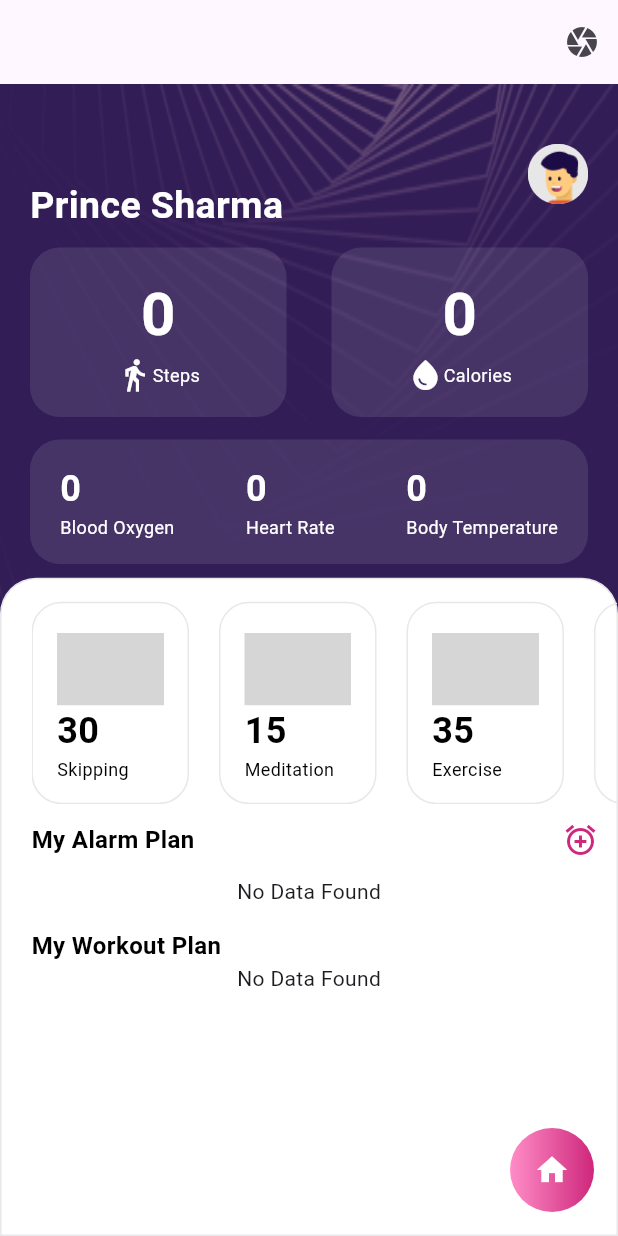
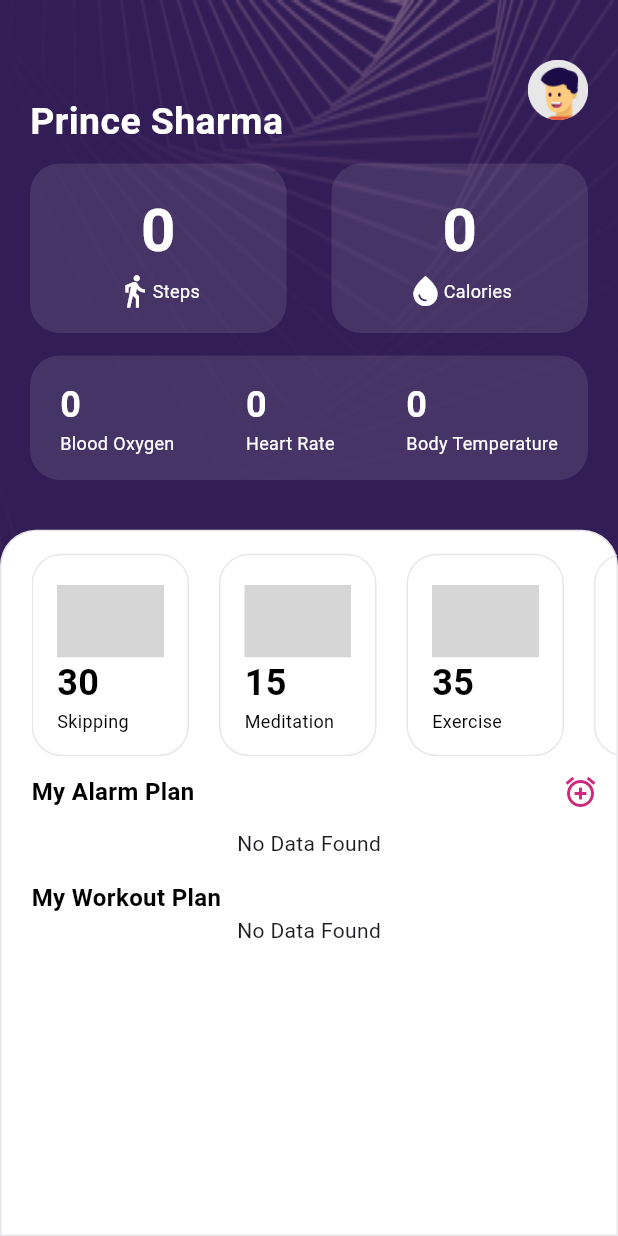
Before and after one commit to Princeish07/sweatSmart, a Flutter app: the HomeScreen screen opened directly, on a phone screen of 412 x 824 dp. Run offline on Flutter 3.47's test engine with Material 3 defaults, Android fonts, the phone set to English and light mode, and no system bars; drawn by our look-alikes of toastification; our stand-ins replace bloc, cloud_firestore, dio, equatable, firebase_auth, firebase_core and 12 more; missing offline and left inert: alarm, android_alarm_manager_plus, dart:ffi, day_picker, duration_picker, health and 1 more; accounts and stored records are empty; network calls fail; grey boxes are pictures that could not be loaded.

Commit message:
ui fixes

```diff
--- a/lib/main.dart
+++ b/lib/main.dart
@@ -22,6 +22,7 @@ import 'package:sweat_smart/ui/login/bloc/login_state.dart';
 import 'package:sweat_smart/ui/login/login_screen.dart';
 import 'package:sweat_smart/ui/register/bloc/register_bloc.dart';
 import 'package:sweat_smart/ui/running_excercise/bloc/running_exercise_bloc.dart';
+import 'package:sweat_smart/ui/splash/SliverScreen.dart';
 import 'package:sweat_smart/ui/splash/bloc/splash_bloc.dart';
 import 'package:sweat_smart/ui/splash/splash.dart';
 import 'package:firebase_core/firebase_core.dart';
@@ -124,7 +125,7 @@ class MyApp extends StatelessWidget {
           colorScheme: ColorScheme.fromSeed(seedColor: Colors.deepPurple),
           useMaterial3: true,
         ),
-        home: const SplashScreen(),
+        home: const SliverDemo(),
 
       ),
     )
--- a/lib/ui/home/ui/home_screen.dart
+++ b/lib/ui/home/ui/home_screen.dart
@@ -61,30 +61,30 @@ class _HomeScreenState extends State<HomeScreen> {
           return SafeArea(
             child: Stack(children: [
               Scaffold(
-                appBar: AppBar(actions: [IconButton(onPressed: (){
-                Navigator.push(context, MaterialPageRoute(builder: (context)=> PoseDetectorView()));
-                }, icon: const Icon(Icons.camera))],),
-                floatingActionButton: Container(
-                  decoration: const BoxDecoration(
-                    gradient: LinearGradient(
-                      colors: [
-                        Color(AppColors.lightPink),
-                        Color(AppColors.darkPink),
-                      ],
-                    ),
-                    shape: BoxShape.circle,
-                  ),
-                  child: FloatingActionButton(
-                      onPressed: () {
-                        Navigator.push(context, MaterialPageRoute(builder: (context)=>CreateWorkOutPlanScreen()));
-                      },
-                      backgroundColor: Colors.transparent,
-                      elevation: 0,
-                      child: Icon(
-                        Icons.home,
-                        color: Colors.white,
-                      )),
-                ),
+                // appBar: AppBar(actions: [IconButton(onPressed: (){
+                // Navigator.push(context, MaterialPageRoute(builder: (context)=> PoseDetectorView()));
+                // }, icon: const Icon(Icons.camera))],),
+                // floatingActionButton: Container(
+                //   decoration: const BoxDecoration(
+                //     gradient: LinearGradient(
+                //       colors: [
+                //         Color(AppColors.lightPink),
+                //         Color(AppColors.darkPink),
+                //       ],
+                //     ),
+                //     shape: BoxShape.circle,
+                //   ),
+                //   child: FloatingActionButton(
+                //       onPressed: () {
+                //         Navigator.push(context, MaterialPageRoute(builder: (context)=>CreateWorkOutPlanScreen()));
+                //       },
+                //       backgroundColor: Colors.transparent,
+                //       elevation: 0,
+                //       child: Icon(
+                //         Icons.home,
+                //         color: Colors.white,
+                //       )),
+                // ),
                 body: BlocListener<HomeBloc, HomeApiState>(
                   listener: (context, state) {
                     if (state.logoutResponse == true) {
@@ -102,7 +102,9 @@ class _HomeScreenState extends State<HomeScreen> {
                       return old != new1;
                     },
                     builder: (context, state) {
-                      return LayoutBuilder(
+                      return
+
+                          LayoutBuilder(
                               builder: (context, BoxConstraints constraints) {
                                 return Stack(
                                   children: [
@@ -216,6 +218,7 @@ class _HomeScreenState extends State<HomeScreen> {
                                   ],
                                 );
                               });
+
                     },
                   ),
                 ),
--- a/lib/ui/running_excercise/ui/running_excercise_screen.dart
+++ b/lib/ui/running_excercise/ui/running_excercise_screen.dart
@@ -72,9 +72,7 @@ class _RunningExcerciseScreenState extends State<RunningExcerciseScreen> {
                       },
                     ),
                   ),
-                  body: Column(
-                    children: [
-                      Container(
+                  body: Container(
                     color: Colors.white,
                     padding: const EdgeInsets.symmetric(
                         vertical: AppDimen.mainScreenVerticalPadding,
@@ -241,8 +239,6 @@ class _RunningExcerciseScreenState extends State<RunningExcerciseScreen> {
                       ],
                     ),
                   ),
-                    ],
-                  ),
                 );
               },
             ),
--- a/lib/ui/splash/splash.dart
+++ b/lib/ui/splash/splash.dart
@@ -28,7 +28,7 @@ class _SplashScreenState extends State<SplashScreen> {
   Widget build(BuildContext context) {
     return BlocListener<SplashBloc, SplashState>(
       listener: (context, state) {
-        if(state.isAuthenticated?.data==true ||state.isAuthenticated?.data==null){
+        if(state.isAuthenticated?.data==true ||state.isAuthenticated?.data!=null){
           Navigator.of(context).pushAndRemoveUntil(MaterialPageRoute(builder: (context) =>
               HomeScreen()), (Route<dynamic> route) => false);
         }else{
```
Also changed, not shown: lib/ui/splash/SliverScreen.dart (added, +28 -0 lines), lib/ui/splash/bloc/splash_bloc.dart (+4 -5 lines). Lines whose indentation alone changed are shown as unchanged.
